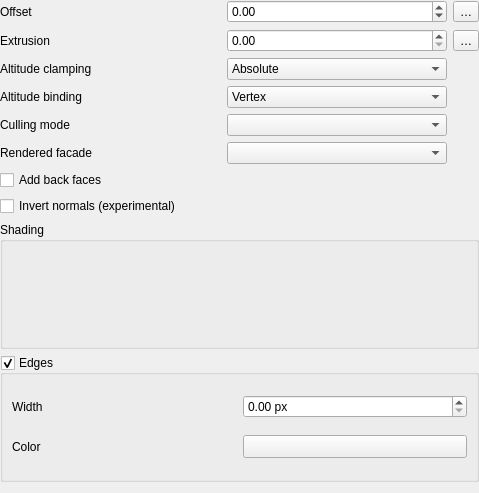
The window that src/ui/3d/polygon3dsymbolwidget.ui (qgis/QGIS) describes before a commit, drawn with Qt 5.
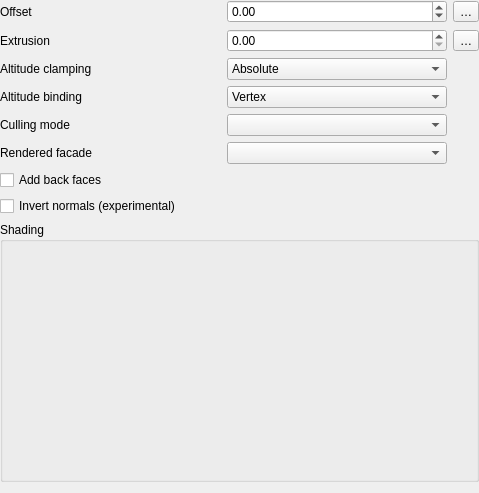
The same window after the commit. Custom widgets are drawn as their Qt base class.

Commit message: qgspolygon3dsymbolwidget: Switch to compact style

Patch:
```diff
--- a/src/ui/3d/polygon3dsymbolwidget.ui
+++ b/src/ui/3d/polygon3dsymbolwidget.ui
@@ -40,67 +40,6 @@
      </property>
     </widget>
    </item>
-   <item row="9" column="0" colspan="3">
-    <widget class="QgsCollapsibleGroupBox" name="groupEdges">
-     <property name="title">
-      <string>Edges</string>
-     </property>
-     <property name="checkable">
-      <bool>true</bool>
-     </property>
-     <layout class="QGridLayout" name="gridLayout">
-      <item row="0" column="0">
-       <widget class="QLabel" name="label_6">
-        <property name="sizePolicy">
-         <sizepolicy hsizetype="Preferred" vsizetype="Preferred">
-          <horstretch>1</horstretch>
-          <verstretch>0</verstretch>
-         </sizepolicy>
-        </property>
-        <property name="text">
-         <string>Width</string>
-        </property>
-       </widget>
-      </item>
-      <item row="0" column="1">
-       <widget class="QgsDoubleSpinBox" name="spinEdgeWidth">
-        <property name="sizePolicy">
-         <sizepolicy hsizetype="Minimum" vsizetype="Fixed">
-          <horstretch>1</horstretch>
-          <verstretch>0</verstretch>
-         </sizepolicy>
-        </property>
-        <property name="suffix">
-         <string> px</string>
-        </property>
-       </widget>
-      </item>
-      <item row="1" column="0">
-       <widget class="QLabel" name="label_7">
-        <property name="text">
-         <string>Color</string>
-        </property>
-       </widget>
-      </item>
-      <item row="1" column="1">
-       <widget class="QgsColorButton" name="btnEdgeColor">
-        <property name="sizePolicy">
-         <sizepolicy hsizetype="Expanding" vsizetype="Fixed">
-          <horstretch>0</horstretch>
-          <verstretch>0</verstretch>
-         </sizepolicy>
-        </property>
-        <property name="minimumSize">
-         <size>
-          <width>120</width>
-          <height>0</height>
-         </size>
-        </property>
-       </widget>
-      </item>
-     </layout>
-    </widget>
-   </item>
    <item row="1" column="0">
     <widget class="QLabel" name="label_2">
      <property name="text">
```
Left out of the diff: 3 changed lines with no effect on the pictures. The commit also changes 2 other files.
